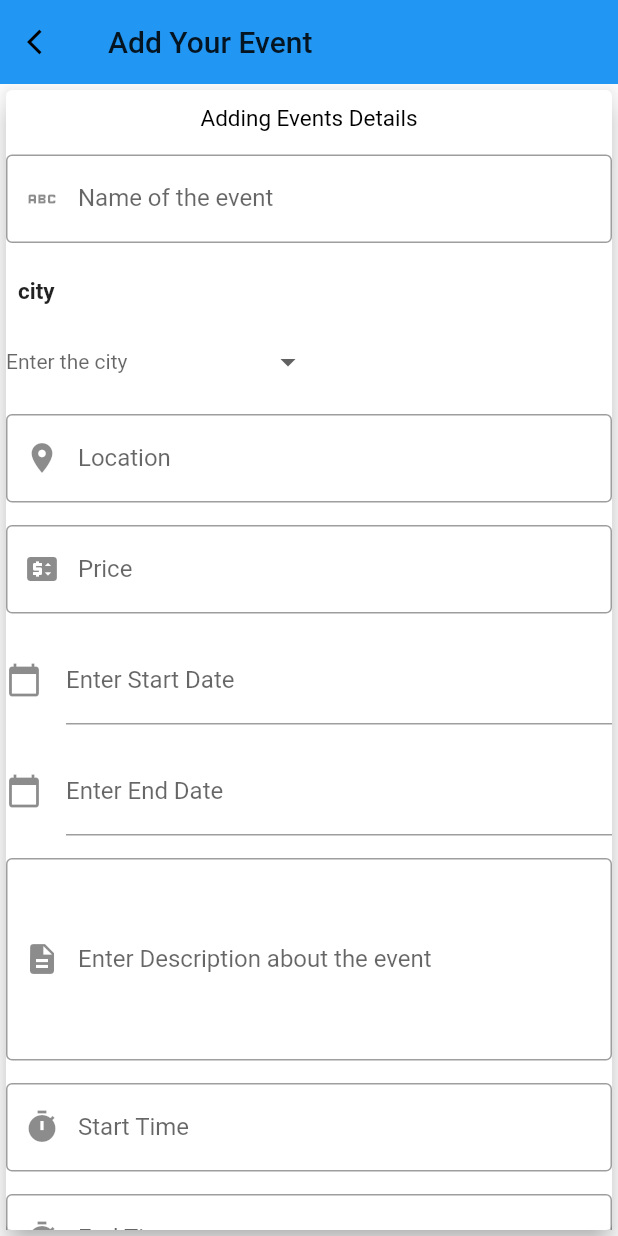
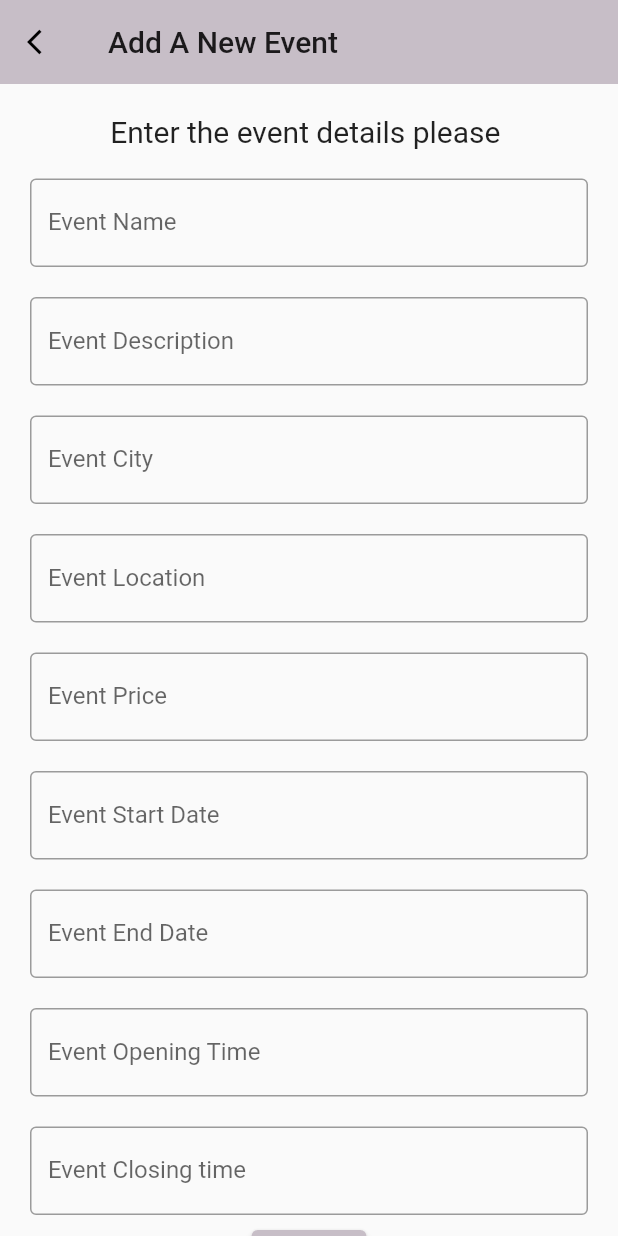
Before and after one commit to nathaliesameh26/DiscoverEgypt, a Flutter app: the screen it shows after launch, on a phone screen of 412 x 824 dp. Run offline on Flutter 3.47's test engine with Material 2 defaults, Android fonts, the phone set to English and light mode, and no system bars; drawn by our look-alikes of dropdown_button2; our stand-ins replace cloud_firestore, csc_picker, firebase_auth, firebase_core, flutter_riverpod, flutter_time_picker_spinner and 4 more; accounts and stored records are empty.

Commit message:
update main

```diff
--- a/mobileapplication/lib/main.dart
+++ b/mobileapplication/lib/main.dart
@@ -1,5 +1,6 @@
 import 'package:flutter/material.dart';
 import 'package:flutter_riverpod/flutter_riverpod.dart';
+import 'package:mobileapplication/screens/Event_form.dart';
 import 'package:mobileapplication/screens/Place_form.dart';
 import 'package:mobileapplication/screens/booking_screen.dart';
 import 'package:mobileapplication/screens/detail_screen.dart';
@@ -32,7 +33,7 @@ class MyApp extends StatelessWidget {
   Widget build(BuildContext context) {
     return MaterialApp(
         debugShowCheckedModeBanner: false,
-        initialRoute: '/Eventform',
+        initialRoute: '/event',
         routes: {
           '/welcome': (context) => const Welcome(),
           '/': (context) => const HomeScreenn(),
@@ -48,6 +49,7 @@ class MyApp extends StatelessWidget {
           '/splash': (context) => const Splash(),
           '/pending': (context) => PendingScreen(),
           '/booking': (context) => BookingScreen(),
+          '/event': (context) => eventForm(),
 
           '/Eventform': (context) => EventForm(),
           // '/p': (context) => proto(),
```
